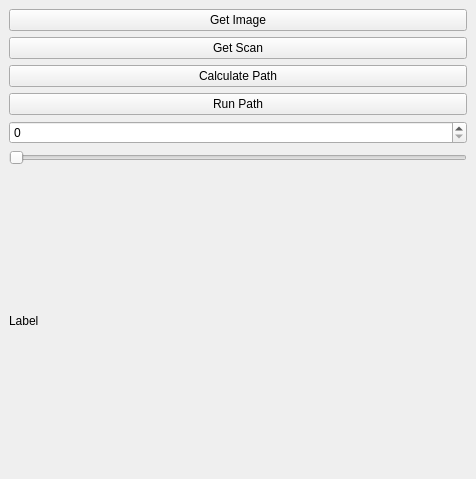
The window that main/src/SamplePlugin.ui (balintbarna/Robotics-and-Computer-Vision-Semester-Project) describes before a commit, drawn with Qt 5.
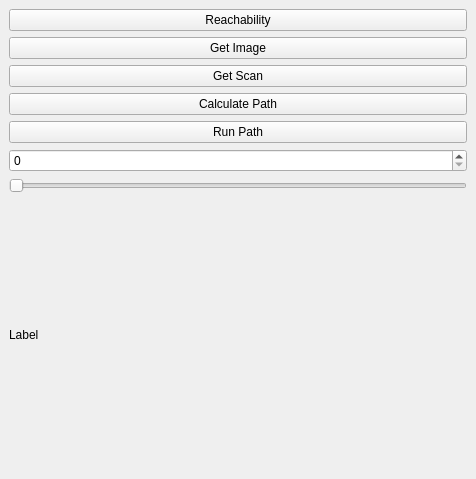
The same window after the commit.

Commit message: added reachability button to plugin

What changed in the file:
```diff
--- a/main/src/SamplePlugin.ui
+++ b/main/src/SamplePlugin.ui
@@ -17,6 +17,13 @@
    <layout class="QVBoxLayout" name="verticalLayout_2">
     <item>
      <layout class="QVBoxLayout" name="verticalLayout">
+      <item>
+       <widget class="QPushButton" name="_btn_reach">
+        <property name="text">
+         <string>Reachability</string>
+        </property>
+       </widget>
+      </item>
       <item>
        <widget class="QPushButton" name="_btn_im">
         <property name="text">
```
The commit also changes 1 other file.
